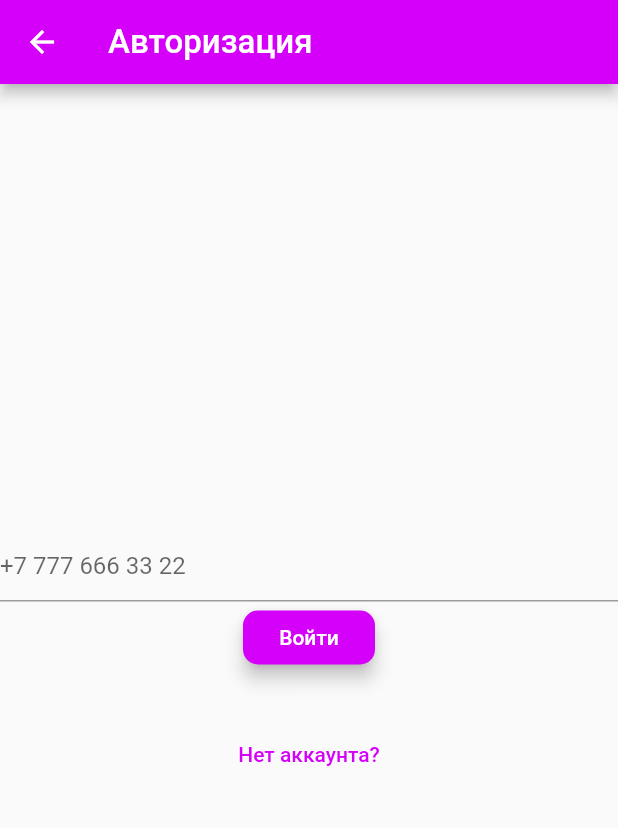
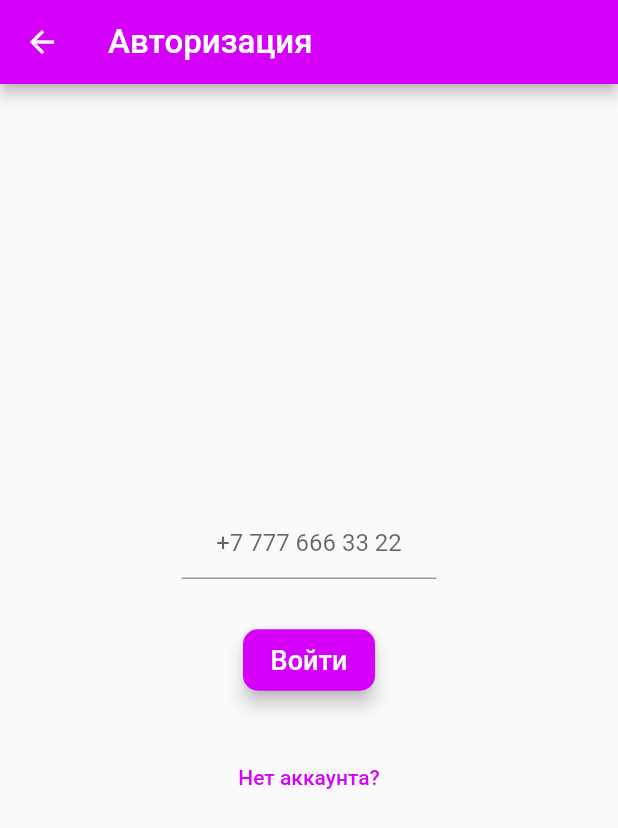
Before and after one commit to Alex-A4/PersonalChat, a Flutter app: the LogInScreen screen opened directly, on a phone screen of 412 x 824 dp. Shown: the top 828 px of the screen. Run offline on Flutter 3.47's test engine with Material 2 defaults, Android fonts, the phone set to English and light mode, and no system bars; our stand-ins replace bloc, cloud_firestore, connectivity, dynamic_theme, equatable, firebase_auth and 3 more; accounts and stored records are empty; statements that could not run were skipped.

```diff
--- a/lib/ui/auth_ui/log_in.dart
+++ b/lib/ui/auth_ui/log_in.dart
@@ -1,6 +1,9 @@
 import 'package:flutter/material.dart';
 import 'package:flutter_bloc/flutter_bloc.dart';
+import 'package:fluttertoast/fluttertoast.dart';
 import 'package:personal_chat/bloc/authentication/auth.dart';
+import 'package:personal_chat/repositories/user_repository.dart';
+import 'package:personal_chat/ui/auth_ui/sms_dialog.dart';
 
 class LogInScreen extends StatefulWidget {
   LogInScreen({Key key}) : super(key: key);
@@ -12,7 +15,6 @@ class LogInScreen extends StatefulWidget {
 class _LogInScreenState extends State<LogInScreen> {
   TextEditingController _phoneController = TextEditingController();
 
-
   @override
   void dispose() {
     _phoneController.dispose();
@@ -21,6 +23,24 @@ class _LogInScreenState extends State<LogInScreen> {
 
   @override
   Widget build(BuildContext context) {
+    //Callback that notify when user authenticated
+    UserAuthenticated authenticated = (bool auth) {
+      if (!auth)
+        Fluttertoast.showToast(msg: 'Неверный SMS код');
+      else
+        BlocProvider.of<AuthenticationBloc>(context)
+            .dispatch(AuthAuthenticatedEvent());
+    };
+
+    //Callback to show dialog to confirm SMS code
+    ShowSmsCheckDialog dialog = (ConfirmSmsFunc func) {
+      showDialog(
+          context: context,
+          builder: (context) => SmsVerifyDialog(
+                smsFunc: func,
+              ));
+    };
+
     return Scaffold(
       appBar: AppBar(
         title: Text('Авторизация'),
@@ -30,24 +50,41 @@ class _LogInScreenState extends State<LogInScreen> {
           mainAxisSize: MainAxisSize.min,
           crossAxisAlignment: CrossAxisAlignment.center,
           children: <Widget>[
-            TextField(
-              controller: _phoneController,
-              maxLines: 1,
-              keyboardType: TextInputType.number,
-              decoration: InputDecoration(hintText: '+7 777 666 33 22'),
+            Container(
+              width: 170.0,
+              child: TextField(
+                textAlign: TextAlign.center,
+                controller: _phoneController,
+                maxLines: 1,
+                keyboardType: TextInputType.number,
+                decoration: InputDecoration(hintText: '+7 777 666 33 22'),
+                onChanged: (newText) {
+                  if (!_phoneController.text.contains('\+'))
+                    _phoneController.text = '+${newText}';
+                },
+              ),
+            ),
+            SizedBox(
+              height: 30.0,
             ),
             RaisedButton(
               onPressed: () {
                 BlocProvider.of<AuthenticationBloc>(context)
-                    .dispatch(AuthAuthenticatedEvent());
+                    .userRepository
+                    .logInByPhoneNumber(_phoneController.text, dialog, authenticated)
+                    .catchError(
+                        (err) => Fluttertoast.showToast(msg: err.toString()));
               },
               elevation: 5.0,
               color: Colors.purpleAccent[400],
               textColor: Colors.white,
-              padding: const EdgeInsets.fromLTRB(10, 5, 10, 5),
+              padding: const EdgeInsets.fromLTRB(15, 10, 15, 10),
               shape: RoundedRectangleBorder(
                   borderRadius: BorderRadius.circular(10.0)),
-              child: Text('Войти'),
+              child: Text(
+                'Войти',
+                style: TextStyle(fontSize: 18.0),
+              ),
             ),
             SizedBox(height: 30.0),
             FlatButton(
```
